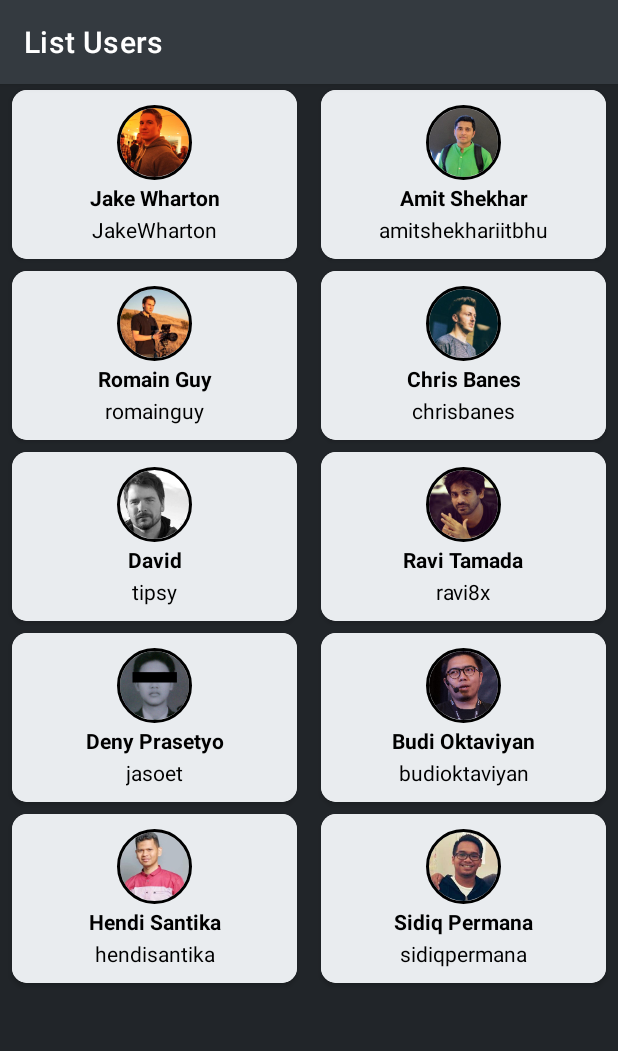
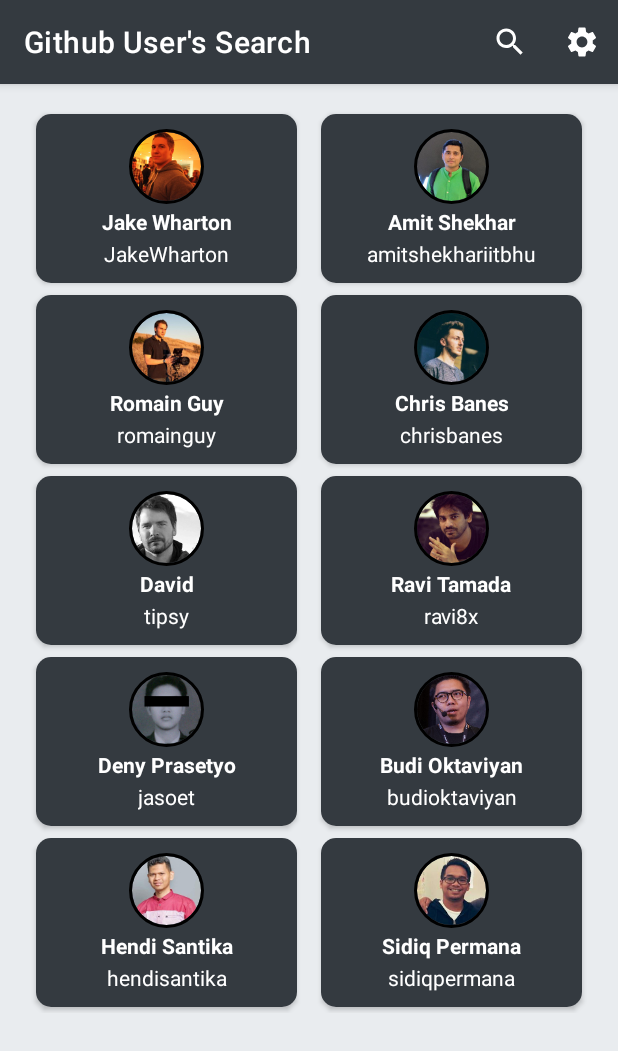
Before and after one commit to dlanooor/githubuserapps, an Android app: the screen it shows after launch (MainActivity), on a phone screen of 412 x 824 dp. Shown: the top 1051 px of the screen. Run offline under Robolectric (Android 15) with nearby library versions, the phone set to English and light mode, and no system bars; our stand-ins replace CircleImageView.

Commit message:
add search menu (.xml)

```diff
--- a/app/src/main/java/com/example/githubuserapp/DetailUserActivity.kt
+++ b/app/src/main/java/com/example/githubuserapp/DetailUserActivity.kt
@@ -3,6 +3,7 @@ package com.example.githubuserapp
 import androidx.appcompat.app.AppCompatActivity
 import android.os.Bundle
 import android.util.Log
+import android.view.Menu
 import com.example.githubuserapp.databinding.ActivityDetailUserBinding
 
 class DetailUserActivity : AppCompatActivity() {
@@ -37,4 +38,10 @@ class DetailUserActivity : AppCompatActivity() {
             binding.imItemPhotoDetail.setImageResource(data.photo)
         }
     }
+
+    override fun onCreateOptionsMenu(menu: Menu): Boolean {
+        val inflater = menuInflater
+        inflater.inflate(R.menu.option_menu, menu)
+        return true
+    }
 }
--- a/app/src/main/java/com/example/githubuserapp/MainActivity.kt
+++ b/app/src/main/java/com/example/githubuserapp/MainActivity.kt
@@ -1,9 +1,14 @@
 package com.example.githubuserapp
 
+import android.app.SearchManager
+import android.content.Context
 import android.content.Intent
 import android.content.res.Configuration
 import androidx.appcompat.app.AppCompatActivity
 import android.os.Bundle
+import android.view.Menu
+import android.widget.Toast
+import androidx.appcompat.widget.SearchView
 import androidx.recyclerview.widget.GridLayoutManager
 import androidx.recyclerview.widget.RecyclerView
 import com.example.githubuserapp.databinding.ActivityMainBinding
@@ -13,18 +18,43 @@ class MainActivity : AppCompatActivity() {
     private val list = ArrayList<User>()
     private lateinit var binding: ActivityMainBinding
 
+
     override fun onCreate(savedInstanceState: Bundle?) {
         super.onCreate(savedInstanceState)
         binding = ActivityMainBinding.inflate(layoutInflater)
         setContentView(binding.root)
 
-        supportActionBar?.title = "List Users"
+        supportActionBar?.title = "Github User's Search"
 
         rvUsers = findViewById(R.id.rv_users)
         rvUsers.setHasFixedSize(true)
 
         list.addAll(listUsers)
         showRecyclerList()
+    }
+
+    override fun onCreateOptionsMenu(menu: Menu): Boolean {
+        val inflater = menuInflater
+        inflater.inflate(R.menu.option_menu, menu)
+
+        val searchManager = getSystemService(Context.SEARCH_SERVICE) as SearchManager
+        val searchView = menu.findItem(R.id.search_username).actionView as SearchView
+
+        searchView.setSearchableInfo(searchManager.getSearchableInfo(componentName))
+        searchView.queryHint = resources.getString(R.string.search_username)
+        searchView.setOnQueryTextListener(object : SearchView.OnQueryTextListener {
+            override fun onQueryTextSubmit(query: String): Boolean {
+                Toast.makeText(this@MainActivity, query, Toast.LENGTH_SHORT).show()
+                searchView.clearFocus()
+                return true
+            }
+
+            override fun onQueryTextChange(newText: String): Boolean {
+                return false
+            }
+        })
+
+        return true
     }
 
     private val listUsers: ArrayList<User>
--- /dev/null
+++ b/app/src/main/res/drawable/ic_baseline_search_24.xml
@@ -0,0 +1,5 @@
+<vector android:height="24dp" android:tint="#FFFFFF"
+    android:viewportHeight="24" android:viewportWidth="24"
+    android:width="24dp" xmlns:android="http://schemas.android.com/apk/res/android">
+    <path android:fillColor="@android:color/white" android:pathData="M15.5,14h-0.79l-0.28,-0.27C15.41,12.59 16,11.11 16,9.5 16,5.91 13.09,3 9.5,3S3,5.91 3,9.5 5.91,16 9.5,16c1.61,0 3.09,-0.59 4.23,-1.57l0.27,0.28v0.79l5,4.99L20.49,19l-4.99,-5zM9.5,14C7.01,14 5,11.99 5,9.5S7.01,5 9.5,5 14,7.01 14,9.5 11.99,14 9.5,14z"/>
+</vector>
--- /dev/null
+++ b/app/src/main/res/drawable/ic_baseline_settings_24.xml
@@ -0,0 +1,5 @@
+<vector android:height="24dp" android:tint="#FFFFFF"
+    android:viewportHeight="24" android:viewportWidth="24"
+    android:width="24dp" xmlns:android="http://schemas.android.com/apk/res/android">
+    <path android:fillColor="@android:color/white" android:pathData="M19.14,12.94c0.04,-0.3 0.06,-0.61 0.06,-0.94c0,-0.32 -0.02,-0.64 -0.07,-0.94l2.03,-1.58c0.18,-0.14 0.23,-0.41 0.12,-0.61l-1.92,-3.32c-0.12,-0.22 -0.37,-0.29 -0.59,-0.22l-2.39,0.96c-0.5,-0.38 -1.03,-0.7 -1.62,-0.94L14.4,2.81c-0.04,-0.24 -0.24,-0.41 -0.48,-0.41h-3.84c-0.24,0 -0.43,0.17 -0.47,0.41L9.25,5.35C8.66,5.59 8.12,5.92 7.63,6.29L5.24,5.33c-0.22,-0.08 -0.47,0 -0.59,0.22L2.74,8.87C2.62,9.08 2.66,9.34 2.86,9.48l2.03,1.58C4.84,11.36 4.8,11.69 4.8,12s0.02,0.64 0.07,0.94l-2.03,1.58c-0.18,0.14 -0.23,0.41 -0.12,0.61l1.92,3.32c0.12,0.22 0.37,0.29 0.59,0.22l2.39,-0.96c0.5,0.38 1.03,0.7 1.62,0.94l0.36,2.54c0.05,0.24 0.24,0.41 0.48,0.41h3.84c0.24,0 0.44,-0.17 0.47,-0.41l0.36,-2.54c0.59,-0.24 1.13,-0.56 1.62,-0.94l2.39,0.96c0.22,0.08 0.47,0 0.59,-0.22l1.92,-3.32c0.12,-0.22 0.07,-0.47 -0.12,-0.61L19.14,12.94zM12,15.6c-1.98,0 -3.6,-1.62 -3.6,-3.6s1.62,-3.6 3.6,-3.6s3.6,1.62 3.6,3.6S13.98,15.6 12,15.6z"/>
+</vector>
--- a/app/src/main/res/layout/activity_detail_user.xml
+++ b/app/src/main/res/layout/activity_detail_user.xml
@@ -1,16 +1,21 @@
 <?xml version="1.0" encoding="utf-8"?>
-<androidx.cardview.widget.CardView xmlns:android="http://schemas.android.com/apk/res/android"
+<LinearLayout xmlns:android="http://schemas.android.com/apk/res/android"
     xmlns:app="http://schemas.android.com/apk/res-auto"
     xmlns:tools="http://schemas.android.com/tools"
     android:layout_width="match_parent"
     android:layout_height="wrap_content"
+    app:cardCornerRadius="10dp" >
+
+    <androidx.cardview.widget.CardView
+        android:layout_width="match_parent"
+        android:layout_height="wrap_content"
         android:layout_margin="16dp"
+        app:cardCornerRadius="10dp"
         tools:context=".DetailUserActivity">
 
         <androidx.constraintlayout.widget.ConstraintLayout
             android:layout_width="match_parent"
             android:layout_height="wrap_content"
-        android:layout_margin="16dp"
             android:background="@color/gray8">
 
             <de.hdodenhof.circleimageview.CircleImageView
@@ -116,3 +121,5 @@
         </androidx.constraintlayout.widget.ConstraintLayout>
 
     </androidx.cardview.widget.CardView>
+
+</LinearLayout>
--- a/app/src/main/res/layout/activity_main.xml
+++ b/app/src/main/res/layout/activity_main.xml
@@ -1,20 +1,18 @@
 <?xml version="1.0" encoding="utf-8"?>
-<androidx.constraintlayout.widget.ConstraintLayout xmlns:android="http://schemas.android.com/apk/res/android"
+<LinearLayout xmlns:android="http://schemas.android.com/apk/res/android"
     xmlns:app="http://schemas.android.com/apk/res-auto"
     xmlns:tools="http://schemas.android.com/tools"
     android:layout_width="match_parent"
     android:layout_height="match_parent"
-    android:background="@color/gray9"
+    android:padding="16dp"
+    android:background="@color/gray2"
+    android:orientation="vertical"
     tools:context=".MainActivity">
 
     <androidx.recyclerview.widget.RecyclerView
         android:id="@+id/rv_users"
         tools:listitem="@layout/item_row_user"
-        android:layout_width="0dp"
-        android:layout_height="0dp"
-        app:layout_constraintBottom_toBottomOf="parent"
-        app:layout_constraintEnd_toEndOf="parent"
-        app:layout_constraintStart_toStartOf="parent"
-        app:layout_constraintTop_toTopOf="parent" />
+        android:layout_width="match_parent"
+        android:layout_height="wrap_content"/>
 
-</androidx.constraintlayout.widget.ConstraintLayout>
+</LinearLayout>
--- a/app/src/main/res/layout/activity_splash.xml
+++ b/app/src/main/res/layout/activity_splash.xml
@@ -4,7 +4,7 @@
     xmlns:tools="http://schemas.android.com/tools"
     android:layout_width="match_parent"
     android:layout_height="match_parent"
-    android:background="@color/gray8"
+    android:background="@color/gray9"
     tools:context=".SplashActivity">
 
     <ImageView
--- a/app/src/main/res/layout/item_row_user.xml
+++ b/app/src/main/res/layout/item_row_user.xml
@@ -16,7 +16,7 @@
     <androidx.constraintlayout.widget.ConstraintLayout
         android:layout_width="match_parent"
         android:layout_height="wrap_content"
-        android:background="@color/gray2"
+        android:background="@color/gray8"
         android:padding="8dp">
 
         <de.hdodenhof.circleimageview.CircleImageView
@@ -32,7 +32,7 @@
 
         <TextView
             android:id="@+id/tv_item_name"
-            style="@style/TextContent.Black.Bold"
+            style="@style/TextContent.White.Bold"
             android:layout_marginTop="2dp"
             android:layout_toEndOf="@+id/im_item_photo"
             card_view:layout_constraintEnd_toEndOf="parent"
@@ -42,7 +42,7 @@
 
         <TextView
             android:id="@+id/tv_item_username"
-            style="@style/TextContent.Black"
+            style="@style/TextContent.White"
             android:layout_marginTop="2dp"
             android:layout_marginBottom="2dp"
             android:layout_toEndOf="@+id/im_item_photo"
--- /dev/null
+++ b/app/src/main/res/menu/option_menu.xml
@@ -0,0 +1,19 @@
+<?xml version="1.0" encoding="utf-8"?>
+<menu xmlns:android="http://schemas.android.com/apk/res/android"
+    xmlns:app="http://schemas.android.com/apk/res-auto">
+    xmlns:app="http://schemas.android.com/apk/res-auto">
+
+    <item
+        android:id="@+id/search_username"
+        android:icon="@drawable/ic_baseline_search_24"
+        android:title="@string/search_username"
+        app:actionViewClass="androidx.appcompat.widget.SearchView"
+        app:showAsAction="collapseActionView|always" />
+
+    <group android:menuCategory="container">
+        <item android:id="@+id/menu_setting"
+            android:title="@string/setting"
+            android:icon="@drawable/ic_baseline_settings_24"
+            app:showAsAction="always" />
+    </group>
+</menu>
--- a/app/src/main/res/values/strings.xml
+++ b/app/src/main/res/values/strings.xml
@@ -10,6 +10,8 @@
     <string name="_1800">1800</string>
     <string name="_500">500</string>
     <string name="_15">15</string>
+    <string name="setting">Setting</string>
+    <string name="search_username">Search Username</string>
 
     <string-array name="username">
         <item>JakeWharton</item>
```
Lines whose indentation alone changed are shown as unchanged.
